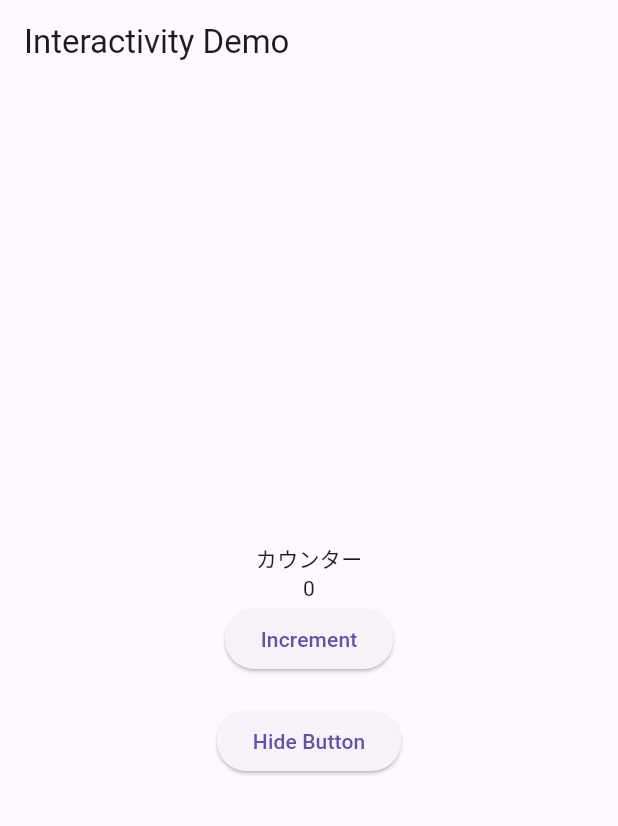
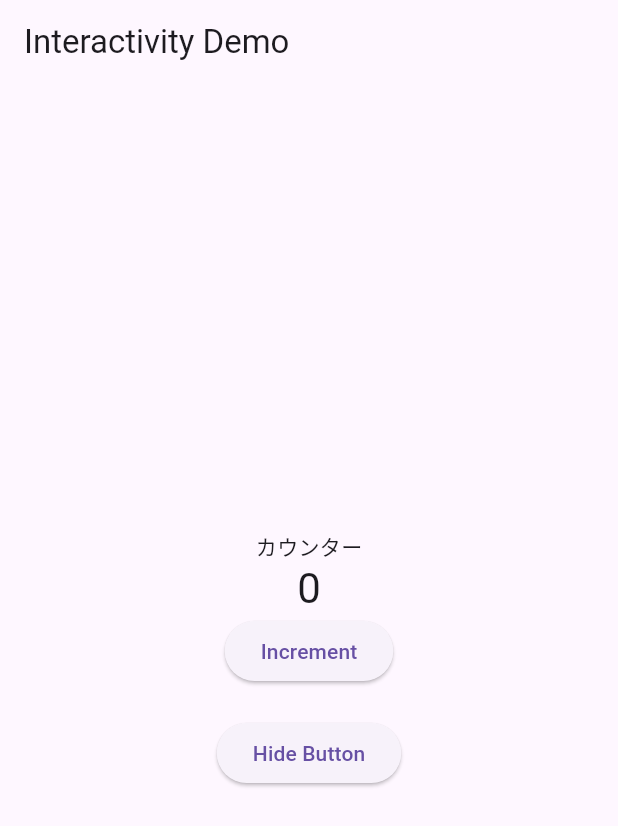
Before and after one commit to Yuta-KTD/visibility_demo, a Flutter app: the screen it shows after launch, after a tap on "Maintain Interactivity Page", on a phone screen of 412 x 824 dp. Shown: the top 826 px of the screen. Run offline on Flutter 3.47's test engine with Material 3 defaults, Android fonts, the phone set to English and light mode, and no system bars.

Commit message:
文字の大きさ修正

```diff
--- a/lib/pages/maintain_interactivity_page.dart
+++ b/lib/pages/maintain_interactivity_page.dart
@@ -38,7 +38,10 @@ class MaintainInteractivityPageState extends State<MaintainInteractivityPage> {
             mainAxisAlignment: MainAxisAlignment.center,
             children: <Widget>[
               const Text('カウンター'),
-              Text('$_counter'),
+              Text(
+                '$_counter',
+                style: Theme.of(context).textTheme.headlineMedium,
+              ),
               Visibility(
                 maintainSize: true, // maintainAnimation: trueが必要
                 maintainAnimation: true, // maintainState: trueが必要
```
